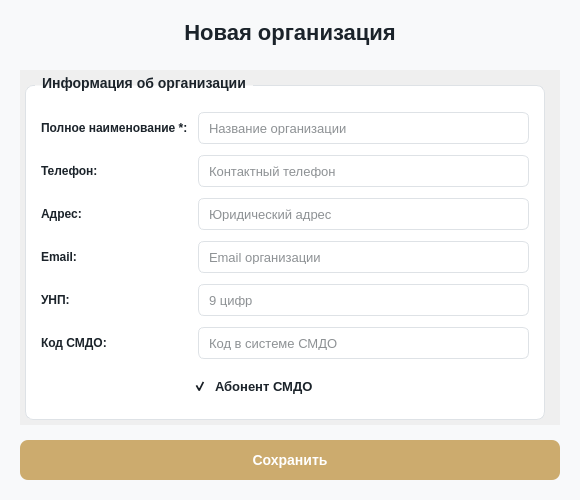
First picture: the form in client/ui/system/organizations/organization_dialog.ui, repository lerakaplich/Documents, before the edit.
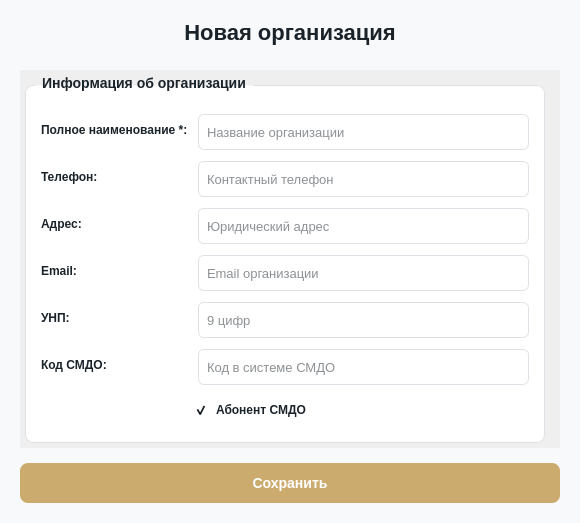
Second picture: the form after the edit. Icons and pictures are not drawn.

Patch:
```diff
--- a/client/ui/system/organizations/organization_dialog.ui
+++ b/client/ui/system/organizations/organization_dialog.ui
@@ -7,9 +7,21 @@
     <x>0</x>
     <y>0</y>
     <width>580</width>
-    <height>500</height>
+    <height>523</height>
    </rect>
   </property>
+  <property name="minimumSize">
+   <size>
+    <width>0</width>
+    <height>523</height>
+   </size>
+  </property>
+  <property name="maximumSize">
+   <size>
+    <width>16777215</width>
+    <height>523</height>
+   </size>
+  </property>
   <property name="windowTitle">
    <string>Организация</string>
   </property>
@@ -23,8 +35,8 @@
 }
 QCheckBox {
     color: #1B232A;
-    spacing: 8px;
-    font-size: 13px;
+    spacing: 0px;
+    font-size: 12px;
     background: transparent;
 }
 
@@ -108,15 +120,111 @@
     background: none;
 }
 
+/* ===== СТИЛИ ДЛЯ QComboBox ===== */
+QComboBox {
+    border: 1px solid #dee2e6;
+    border-radius: 6px;
+    padding: 6px;
+    padding-right: 30px;
+    background-color: white;
+    color: #1B232A;
+    font-size: 13px;
+    outline: none;
+    min-height: 22px;
+}
+
+QComboBox:hover {
+    border-color: #ccab6e;
+}
+
+QComboBox:focus {
+    border: 2px solid #ccab6e;
+}
+
+QComboBox::drop-down {
+    subcontrol-origin: padding;
+    subcontrol-position: top right;
+    width: 30px;
+    border: none;
+}
+
+QComboBox::down-arrow {
+    image: url(D:/Documents/client/icons/down_arrow.svg);
+    width: 16px;
+    height: 16px;
+    margin-right: 6px;
+}
+
+QComboBox QAbstractItemView {
+    border-radius: 6px;
+    background-color: white;
+    color: #1B232A;
+    padding: 4px;
+    outline: none;
+    border: 1px solid #ccab6e;
+}
+
+QComboBox QAbstractItemView::item {
+    padding: 8px;
+    color: #1B232A;
+    border: none;
+    outline: none;
+}
+
+QComboBox QAbstractItemView::item:hover {
+    background-color: #e3f2fd;
+    color: #1B232A;
+}
+
+QComboBox QAbstractItemView::item:selected {
+    background-color: #e3f2fd;
+    color: #1B232A;
+}
+
+/* ===== СТИЛИ ДЛЯ QDateEdit ===== */
+QDateEdit {
+    border: 1px solid #dee2e6;
+    border-radius: 6px;
+    padding: 6px;
+    padding-right: 30px;
+    background-color: white;
+    color: #1B232A;
+    font-size: 13px;
+    outline: none;
+    min-height: 22px;
+}
+
+QDateEdit:hover {
+    border-color: #ccab6e;
+}
+
+QDateEdit:focus {
+    border: 2px solid #ccab6e;
+}
+
+QDateEdit::drop-down {
+    subcontrol-origin: padding;
+    subcontrol-position: top right;
+    width: 30px;
+    border: none;
+}
+
+QDateEdit::down-arrow {
+    image: url(D:/Documents/client/icons/calendar_date.svg);
+    width: 18px;
+    height: 18px;
+    margin-right: 8px;
+}
+
 /* ===== СТИЛИ ДЛЯ QLineEdit ===== */
 QLineEdit {
     border: 1px solid #dee2e6;
     border-radius: 6px;
-    padding: 8px;
+    padding: 6px;
     background-color: white;
     color: #1B232A;
     font-size: 13px;
-
+    min-height: 22px;
 }
 
 QLineEdit:hover {
@@ -127,6 +235,214 @@
     border: 2px solid #ccab6e;
 }
 
+/* ===== СТИЛИ ДЛЯ КАЛЕНДАРЯ QCalendarWidget ===== */
+QCalendarWidget {
+    background-color: white;
+    border-radius: 8px;
+    border: 1px solid #CCAB6E;
+}
+
+QCalendarWidget QWidget#qt_calendar_navigationbar {
+    background-color: white;
+    color: #1B232A;
+    border-radius: 8px 8px 0 0;
+}
+
+QCalendarWidget QWidget {
+    background-color: white;
+    color: #1B232A;
+}
+
+QCalendarWidget QToolButton#qt_calendar_prevmonth,
+QCalendarWidget QToolButton#qt_calendar_nextmonth {
+    background-color: transparent;
+    color: #1B232A;
+    border: none;
+    border-radius: 4px;
+    padding: 4px 8px;
+    font-size: 16px;
+    font-weight: bold;
+}
+
+QCalendarWidget QToolButton#qt_calendar_prevmonth:hover,
+QCalendarWidget QToolButton#qt_calendar_nextmonth:hover {
+    background-color: #e3f2fd;
+}
+
+QCalendarWidget QToolButton#qt_calendar_monthbutton,
+QCalendarWidget QToolButton#qt_calendar_yearbutton {
+    background-color: white;
+    color: #1B232A;
+    border: none;
+    border-radius: 4px;
+    padding: 4px 12px;
+    font-weight: bold;
+}
+
+QCalendarWidget QToolButton#qt_calendar_monthbutton:hover,
+QCalendarWidget QToolButton#qt_calendar_yearbutton:hover {
+    background-color: #e3f2fd;
+}
+
+QCalendarWidget QMenu {
+    background-color: white;
+    border: 1px solid #CCAB6E;
+    border-radius: 6px;
+    color: #1B232A;
+}
+
+QCalendarWidget QMenu::item {
+    padding: 6px 20px;
+    border-radius: 4px;
+}
+
+QCalendarWidget QMenu::item:selected {
+    background-color: #e3f2fd;
+    color: #1B232A;
+}
+
+QCalendarWidget QWidget#qt_calendar_weekday {
+    color: white;
+    font-weight: bold;
+    background-color: #CCAB6E;
+    padding: 4px;
+}
+
+QCalendarWidget QToolButton#qt_calendar_day {
+    border: none;
+    border-radius: 4px;
+    padding: 4px;
+    color: #1B232A;
+    background-color: transparent;
+}
+
+QCalendarWidget QToolButton#qt_calendar_day:hover {
+    background-color: #e3f2fd;
+    color: #1B232A;
+}
+
+QCalendarWidget QToolButton#qt_calendar_day:checked {
+    background-color: #CCAB6E;
+    color: white;
+    border-radius: 4px;
+}
+
+QCalendarWidget QToolButton#qt_calendar_day:checked:hover {
+    background-color: #998664;
+}
+
+QCalendarWidget QToolButton#qt_calendar_day:disabled {
+    color: #B0B0B0;
+}
+
+QCalendarWidget QToolButton#qt_calendar_day[property=&quot;isToday&quot;] {
+    background-color: #D22730;
+    color: white;
+    border-radius: 4px;
+}
+
+QCalendarWidget QToolButton#qt_calendar_day[property=&quot;isToday&quot;]:hover {
+    background-color: #862633;
+}
+
+QCalendarWidget QToolButton#qt_calendar_day[property=&quot;isToday&quot;]:checked {
+    background-color: #CCAB6E;
+    color: white;
+}
+
+/* ===== СТИЛИ ДЛЯ КАЛЕНДАРЯ В ПОПАПЕ QDateEdit ===== */
+QDateEdit QCalendarWidget {
+    background-color: white;
+    border-radius: 8px;
+    border: 1px solid #CCAB6E;
+}
+
+QDateEdit QCalendarWidget QWidget#qt_calendar_navigationbar {
+    background-color: white;
+    color: #1B232A;
+    border-radius: 8px 8px 0 0;
+}
+
+QDateEdit QCalendarWidget QToolButton#qt_calendar_prevmonth,
+QDateEdit QCalendarWidget QToolButton#qt_calendar_nextmonth {
+    background-color: transparent;
+    color: #1B232A;
+    border: none;
+    border-radius: 4px;
+    padding: 4px 8px;
+    font-size: 16px;
+    font-weight: bold;
+}
+
+QDateEdit QCalendarWidget QToolButton#qt_calendar_prevmonth:hover,
+QDateEdit QCalendarWidget QToolButton#qt_calendar_nextmonth:hover {
+    background-color: #e3f2fd;
+}
+
+QDateEdit QCalendarWidget QToolButton#qt_calendar_monthbutton,
+QDateEdit QCalendarWidget QToolButton#qt_calendar_yearbutton {
+    background-color: white;
+    color: #1B232A;
+    border: none;
+    border-radius: 4px;
+    padding: 4px 12px;
+    font-weight: bold;
+}
+
+QDateEdit QCalendarWidget QToolButton#qt_calendar_monthbutton:hover,
+QDateEdit QCalendarWidget QToolButton#qt_calendar_yearbutton:hover {
+    background-color: #e3f2fd;
+}
+
+QDateEdit QCalendarWidget QWidget#qt_calendar_weekday {
+    color: white;
+    font-weight: bold;
+    background-color: #CCAB6E;
+    padding: 4px;
+}
+
+QDateEdit QCalendarWidget QToolButton#qt_calendar_day {
+    border: none;
+    border-radius: 4px;
+    padding: 4px;
+    color: #1B232A;
+    background-color: transparent;
+}
+
+QDateEdit QCalendarWidget QToolButton#qt_calendar_day:hover {
+    background-color: #e3f2fd;
+    color: #1B232A;
+}
+
+QDateEdit QCalendarWidget QToolButton#qt_calendar_day:checked {
+    background-color: #CCAB6E;
+    color: white;
+    border-radius: 4px;
+}
+
+QDateEdit QCalendarWidget QToolButton#qt_calendar_day:checked:hover {
+    background-color: #998664;
+}
+
+QDateEdit QCalendarWidget QToolButton#qt_calendar_day:disabled {
+    color: #B0B0B0;
+}
+
+QDateEdit QCalendarWidget QToolButton#qt_calendar_day[property=&quot;isToday&quot;] {
+    background-color: #D22730;
+    color: white;
+    border-radius: 4px;
+}
+
+QDateEdit QCalendarWidget QToolButton#qt_calendar_day[property=&quot;isToday&quot;]:hover {
+    background-color: #862633;
+}
+
+QDateEdit QCalendarWidget QToolButton#qt_calendar_day[property=&quot;isToday&quot;]:checked {
+    background-color: #CCAB6E;
+    color: white;
+}
+
 /* ===== СТИЛИ ДЛЯ QGroupBox ===== */
 QGroupBox {
     font-weight: bold;
@@ -271,7 +587,7 @@
         <x>0</x>
         <y>0</y>
         <width>540</width>
-        <height>350</height>
+        <height>373</height>
        </rect>
       </property>
       <layout class="QVBoxLayout" name="scrollLayout">
@@ -326,7 +642,7 @@
             <property name="minimumSize">
              <size>
               <width>0</width>
-              <height>32</height>
+              <height>36</height>
              </size>
             </property>
             <property name="maximumSize">
@@ -355,7 +671,7 @@
             <property name="minimumSize">
              <size>
               <width>0</width>
-              <height>32</height>
+              <height>36</height>
              </size>
             </property>
             <property name="maximumSize">
@@ -384,7 +700,7 @@
             <property name="minimumSize">
              <size>
               <width>0</width>
-              <height>32</height>
+              <height>36</height>
              </size>
             </property>
             <property name="maximumSize">
@@ -413,7 +729,7 @@
             <property name="minimumSize">
              <size>
               <width>0</width>
-              <height>32</height>
+              <height>36</height>
              </size>
             </property>
             <property name="maximumSize">
@@ -442,7 +758,7 @@
             <property name="minimumSize">
              <size>
               <width>0</width>
-              <height>32</height>
+              <height>36</height>
              </size>
             </property>
             <property name="maximumSize">
@@ -474,7 +790,7 @@
             <property name="minimumSize">
              <size>
               <width>0</width>
-              <height>32</height>
+              <height>36</height>
              </size>
             </property>
             <property name="maximumSize">
@@ -532,7 +848,7 @@
               </property>
               <property name="sizeHint" stdset="0">
                <size>
-                <width>215</width>
+                <width>222</width>
                 <height>20</height>
                </size>
               </property>
```
